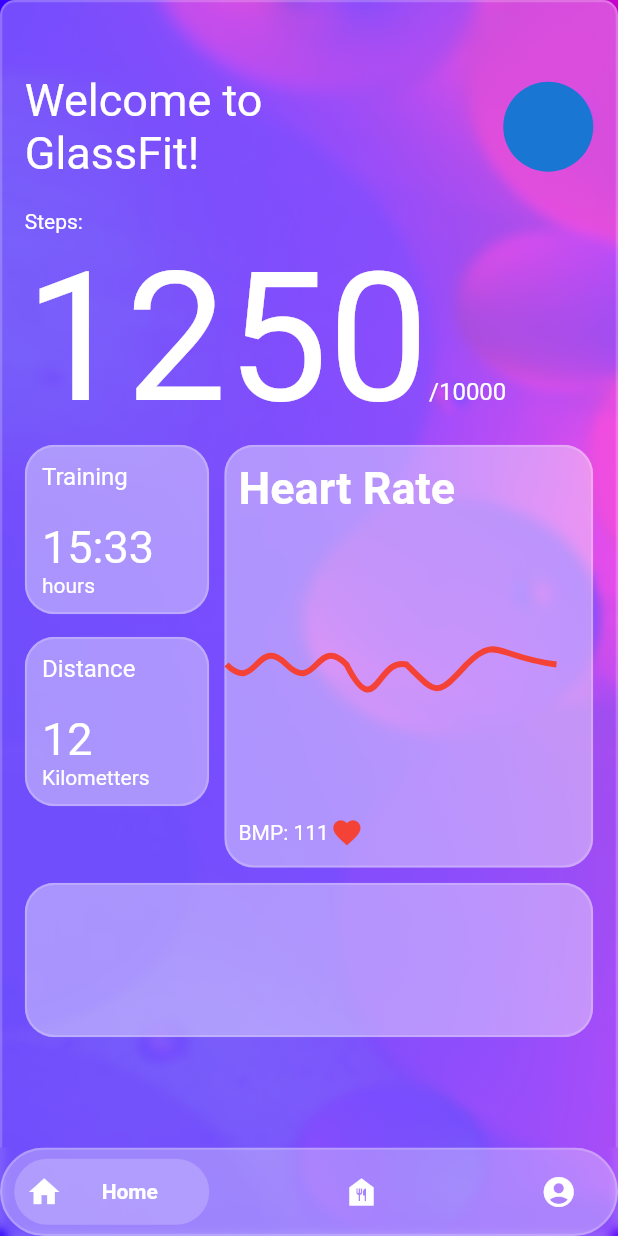
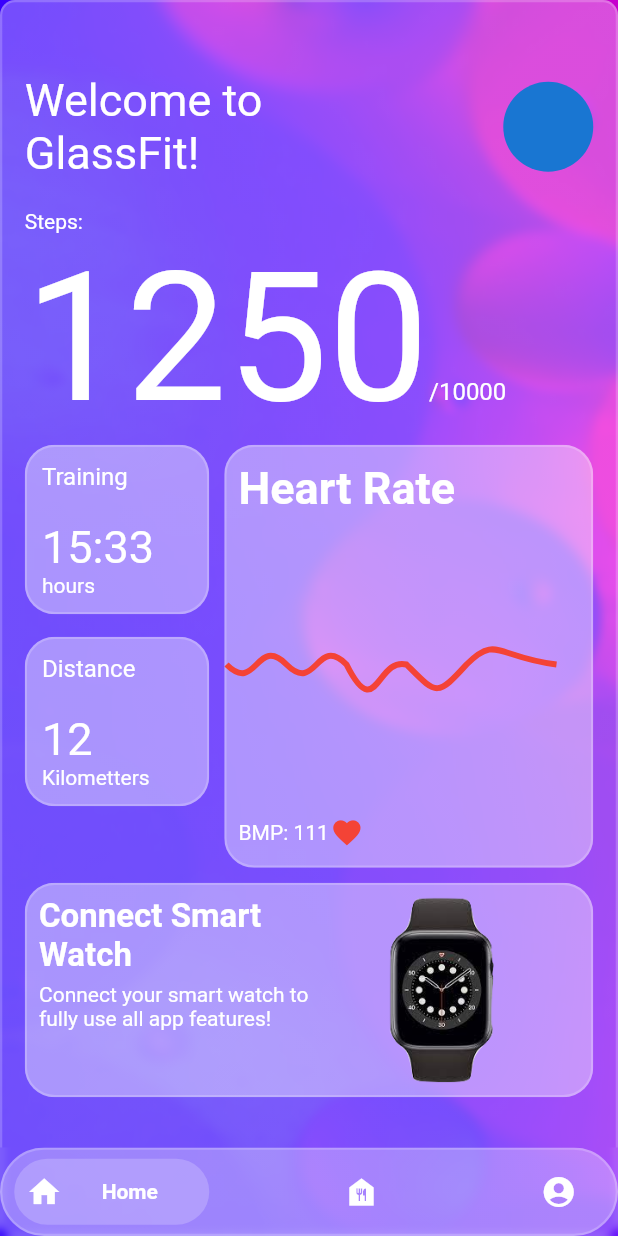
Before and after one commit to Xsidelight/glassmorphism_flutter, a Flutter app: the screen it shows after launch, on a phone screen of 412 x 824 dp. Run offline on Flutter 3.47's test engine with Material 2 defaults, Android fonts, the phone set to English and light mode, and no system bars; drawn by our look-alikes of bottom_navy_bar; our stand-ins replace lottie.

Commit message:
Added smart watch card to the home screen

```diff
--- a/lib/ui/widgets/home_screen_body.dart
+++ b/lib/ui/widgets/home_screen_body.dart
@@ -190,10 +190,41 @@ class _HomeScreenBodyState extends State<HomeScreenBody>
             const SizedBox(
               height: 10,
             ),
-            const GlassContainer(
+            GlassContainer(
                 child: SizedBox(
-              height: 100,
+              height: 140,
               width: double.infinity,
+              child: Padding(
+                padding: const EdgeInsets.all(8.0),
+                child: Row(
+                  children: [
+                    Flexible(
+                      flex: 1,
+                      child: Column(
+                        children: const [
+                          Text(
+                            'Connect Smart Watch',
+                            style: TextStyle(
+                              fontSize: 22,
+                              fontWeight: FontWeight.bold,
+                            ),
+                          ),
+                          SizedBox(
+                            height: 5,
+                          ),
+                          Text(
+                              'Connect your smart watch to fully use all app features!')
+                        ],
+                      ),
+                    ),
+                    Expanded(
+                      flex: 1,
+                      child:
+                          Image.asset('assets/images/smart_watch_picture.png'),
+                    ),
+                  ],
+                ),
+              ),
             ))
           ],
         ),
```
Also changed, not shown: lib/main.dart (+5 -2 lines), assets/images/smart_watch_picture.png (added).
